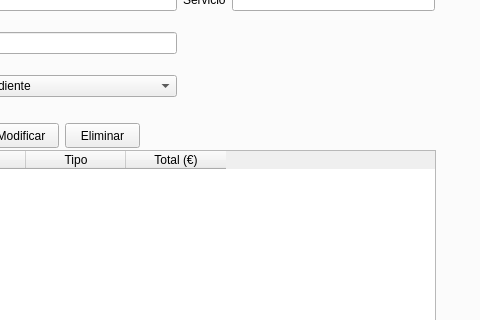
The window that templates/window.ui (antonrubii/recuperaAnton) describes before a commit, drawn with Qt 5; both pictures show x 551 to 1031 and y 146 to 466 of the 1199 by 886 pixel window.
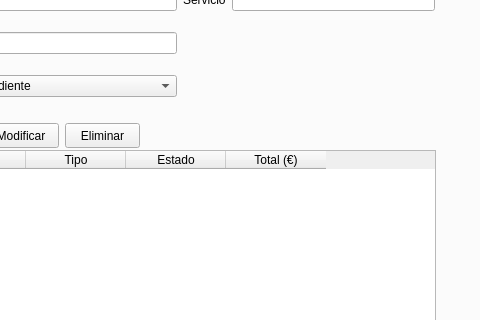
The same window after the commit. The open tabs and pages were chosen to show the change.

What changed in the file:
```diff
--- a/templates/window.ui
+++ b/templates/window.ui
@@ -388,13 +388,18 @@
         <string>Tipo</string>
        </property>
       </column>
+      <column>
+       <property name="text">
+        <string>Estado</string>
+       </property>
+      </column>
       <column>
        <property name="text">
         <string>Total (€)</string>
        </property>
       </column>
      </widget>
-     <widget class="QWidget" name="">
+     <widget class="QWidget" name="layoutWidget">
       <property name="geometry">
        <rect>
         <x>430</x>
@@ -445,7 +450,7 @@
        </item>
       </layout>
      </widget>
-     <widget class="QWidget" name="">
+     <widget class="QWidget" name="layoutWidget">
       <property name="geometry">
        <rect>
         <x>163</x>
```
Left out of the diff: 2 changed lines with no effect on the pictures.
